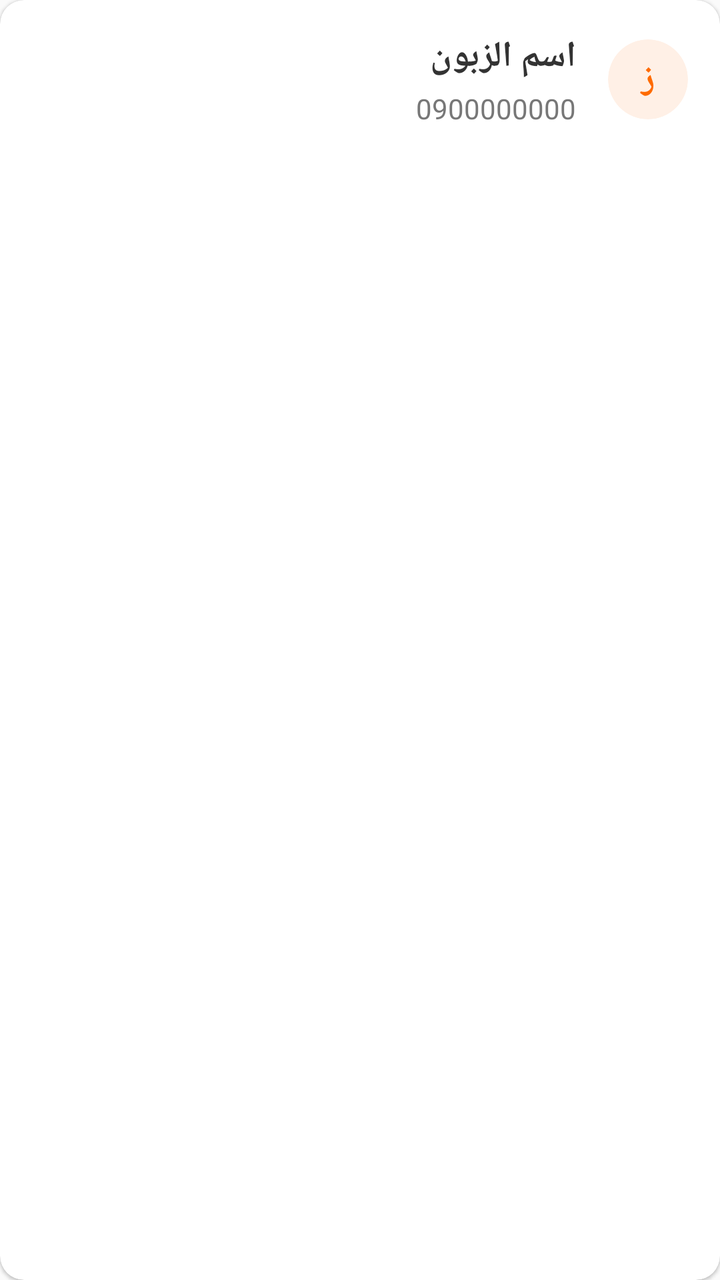
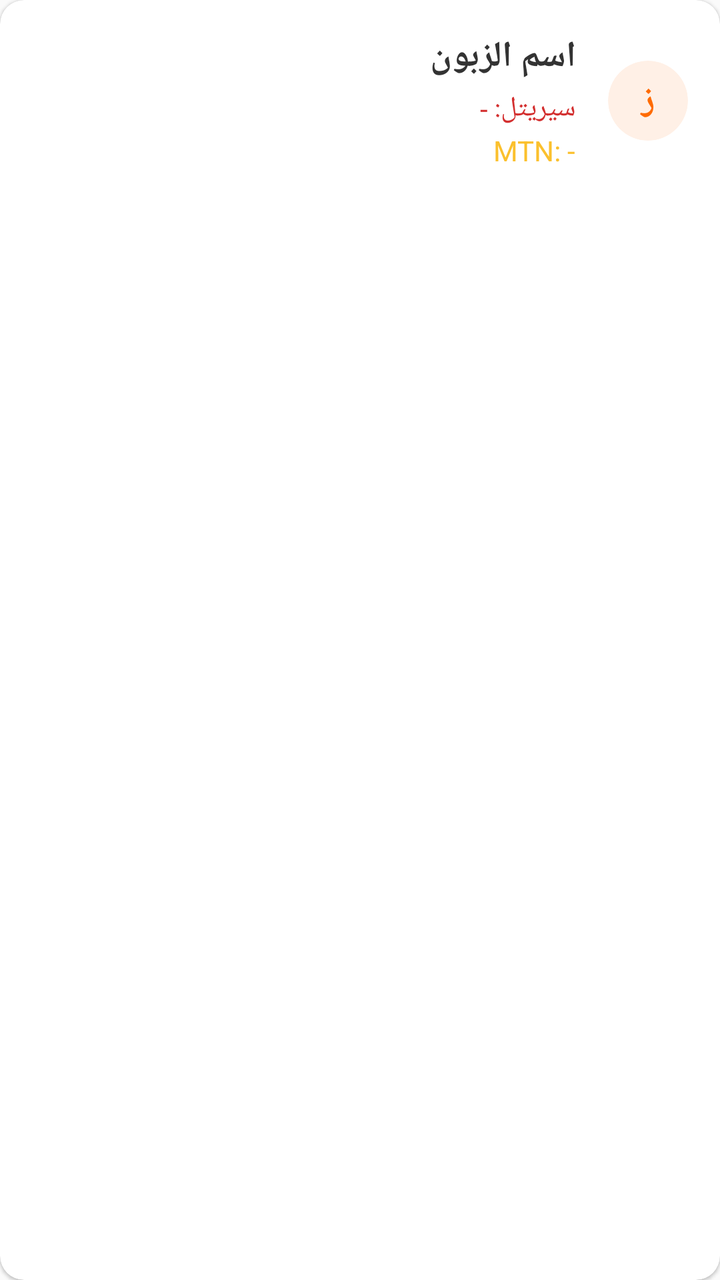

The first picture is an Android layout as it rendered before a commit; the second is the same layout after the commit. The layout source and the unified diff follow.
<!-- AndroidManifest.xml: application theme Theme.AppCompat.Light.NoActionBar -->
<!-- res/layout/item_customer.xml -->
﻿<?xml version="1.0" encoding="utf-8"?>
<androidx.cardview.widget.CardView xmlns:android="http://schemas.android.com/apk/res/android"
    xmlns:app="http://schemas.android.com/apk/res-auto"
    android:layout_width="match_parent"
    android:layout_height="wrap_content"
    android:layout_marginVertical="6dp"
    android:layout_marginHorizontal="2dp"
    app:cardCornerRadius="12dp"
    app:cardElevation="1dp"
    app:cardBackgroundColor="#FFFFFF">

    <LinearLayout
        android:layout_width="match_parent"
        android:layout_height="wrap_content"
        android:orientation="horizontal"
        android:padding="16dp"
        android:layoutDirection="rtl"
        android:gravity="center_vertical">

        <androidx.cardview.widget.CardView
            android:layout_width="40dp"
            android:layout_height="40dp"
            app:cardCornerRadius="20dp"
            app:cardBackgroundColor="#FFF0E6"
            app:cardElevation="0dp">
            <TextView
                android:id="@+id/tv_initial"
                android:layout_width="match_parent"
                android:layout_height="match_parent"
                android:text="ز"
                android:textSize="18sp"
                android:textStyle="bold"
                android:textColor="#FF6B00"
                android:gravity="center" />
        </androidx.cardview.widget.CardView>

        <LinearLayout
            android:layout_width="0dp"
            android:layout_weight="1"
            android:layout_height="wrap_content"
            android:layout_marginStart="16dp"
            android:orientation="vertical">
            
            <TextView
                android:id="@+id/tv_customer_name"
                android:layout_width="wrap_content"
                android:layout_height="wrap_content"
                android:text="اسم الزبون"
                android:textSize="18sp"
                android:textStyle="bold"
                android:textColor="#333333" />
                
            <TextView
                android:id="@+id/tv_customer_phone"
                android:layout_width="wrap_content"
                android:layout_height="wrap_content"
                android:text="0900000000"
                android:textSize="14sp"
                android:textColor="#777777"
                android:layout_marginTop="4dp"/>
        </LinearLayout>
    </LinearLayout>
</androidx.cardview.widget.CardView>
<!-- resources referenced by this layout -->
<resources>

</resources>

<!-- the commit's change to res/layout/item_customer.xml (unified diff, before → after) -->
@@ -1,4 +1,4 @@
-﻿<?xml version="1.0" encoding="utf-8"?>
+<?xml version="1.0" encoding="utf-8"?>
 <androidx.cardview.widget.CardView xmlns:android="http://schemas.android.com/apk/res/android"
     xmlns:app="http://schemas.android.com/apk/res-auto"
     android:layout_width="match_parent"
@@ -23,15 +23,7 @@
             app:cardCornerRadius="20dp"
             app:cardBackgroundColor="#FFF0E6"
             app:cardElevation="0dp">
-            <TextView
-                android:id="@+id/tv_initial"
-                android:layout_width="match_parent"
-                android:layout_height="match_parent"
-                android:text="ز"
-                android:textSize="18sp"
-                android:textStyle="bold"
-                android:textColor="#FF6B00"
-                android:gravity="center" />
+            <TextView android:id="@+id/tv_initial" android:layout_width="match_parent" android:layout_height="match_parent" android:text="ز" android:textSize="18sp" android:textStyle="bold" android:textColor="#FF6B00" android:gravity="center" />
         </androidx.cardview.widget.CardView>
 
         <LinearLayout
@@ -40,24 +32,9 @@
             android:layout_height="wrap_content"
             android:layout_marginStart="16dp"
             android:orientation="vertical">
-            
-            <TextView
-                android:id="@+id/tv_customer_name"
-                android:layout_width="wrap_content"
-                android:layout_height="wrap_content"
-                android:text="اسم الزبون"
-                android:textSize="18sp"
-                android:textStyle="bold"
-                android:textColor="#333333" />
-                
-            <TextView
-                android:id="@+id/tv_customer_phone"
-                android:layout_width="wrap_content"
-                android:layout_height="wrap_content"
-                android:text="0900000000"
-                android:textSize="14sp"
-                android:textColor="#777777"
-                android:layout_marginTop="4dp"/>
+            <TextView android:id="@+id/tv_customer_name" android:layout_width="wrap_content" android:layout_height="wrap_content" android:text="اسم الزبون" android:textSize="18sp" android:textStyle="bold" android:textColor="#333333" />
+            <TextView android:id="@+id/tv_syriatel" android:layout_width="wrap_content" android:layout_height="wrap_content" android:text="سيريتل: -" android:textSize="14sp" android:textColor="#D32F2F" android:layout_marginTop="4dp"/>
+            <TextView android:id="@+id/tv_mtn" android:layout_width="wrap_content" android:layout_height="wrap_content" android:text="MTN: -" android:textSize="14sp" android:textColor="#FBC02D" android:layout_marginTop="2dp"/>
         </LinearLayout>
     </LinearLayout>
 </androidx.cardview.widget.CardView>
